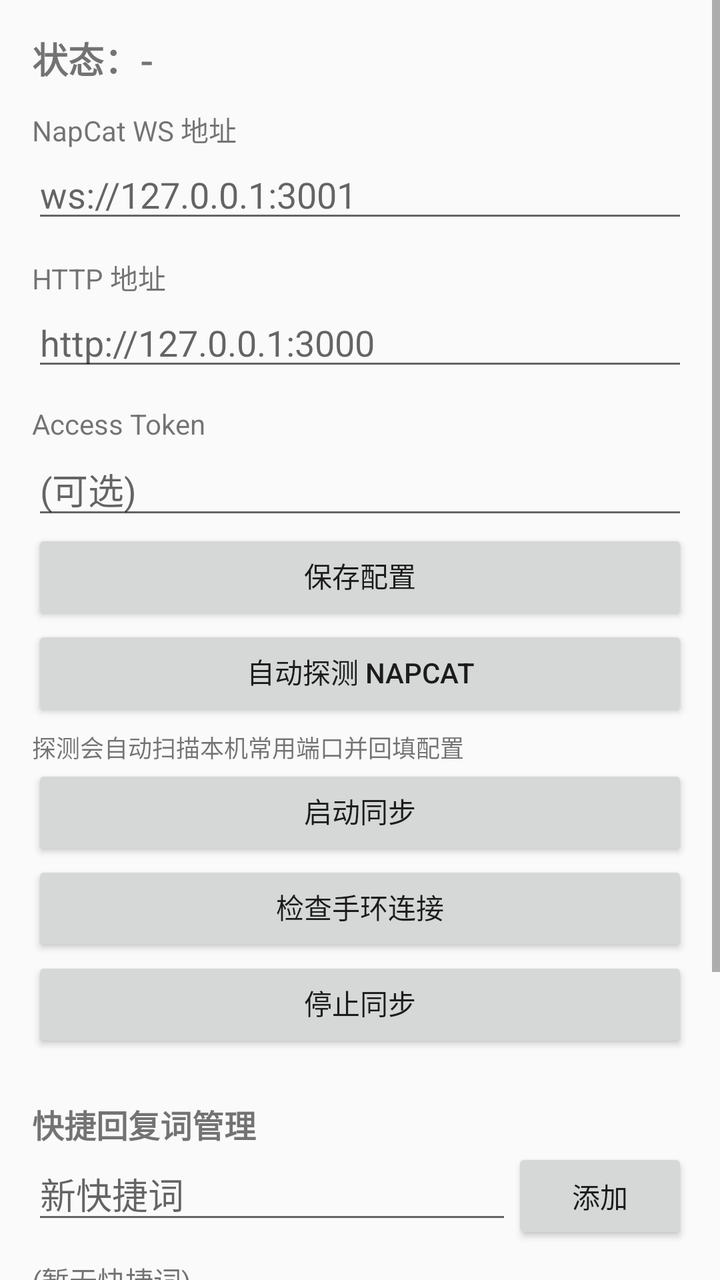
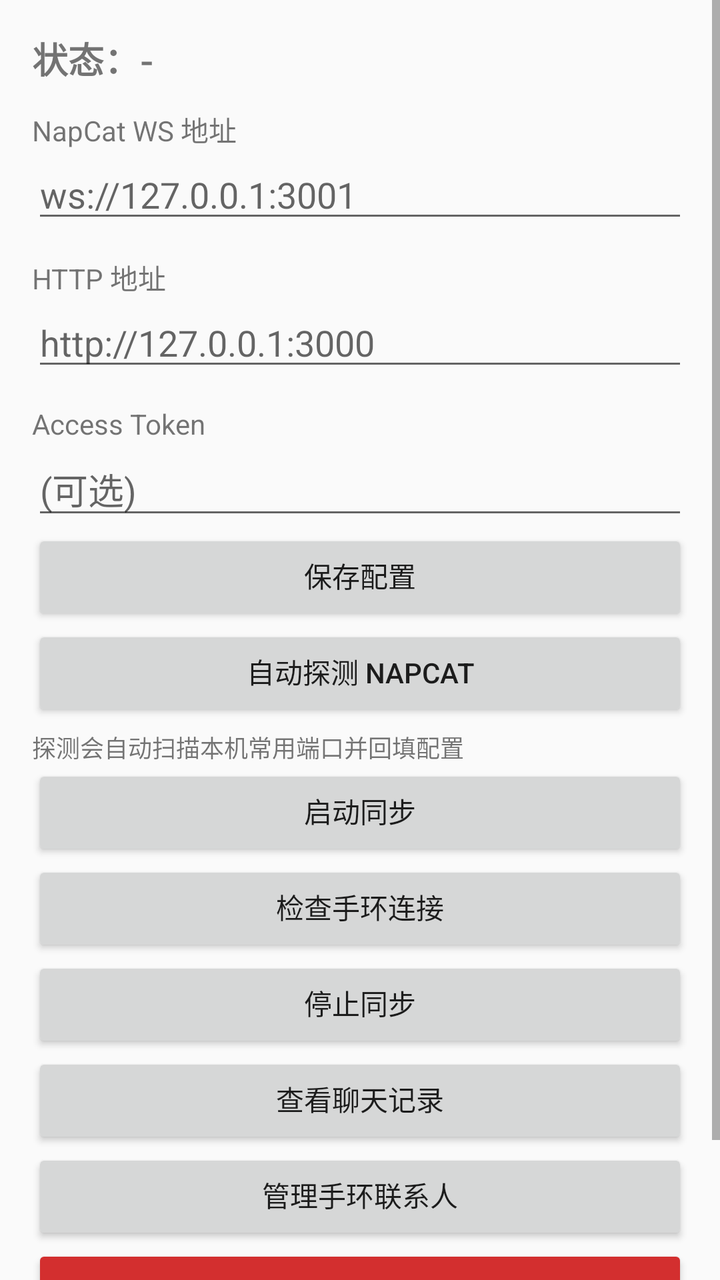

The first picture is an Android layout as it rendered before a commit; the second is the same layout after the commit. The layout source and the unified diff follow.
<!-- AndroidManifest.xml: application theme Theme.BandQQ -->
<!-- res/layout/activity_main.xml -->
<?xml version="1.0" encoding="utf-8"?>
<ScrollView xmlns:android="http://schemas.android.com/apk/res/android"
    android:layout_width="match_parent"
    android:layout_height="match_parent">

    <LinearLayout
        android:layout_width="match_parent"
        android:layout_height="wrap_content"
        android:orientation="vertical"
        android:padding="16dp">

        <TextView
            android:id="@+id/statusText"
            android:layout_width="wrap_content"
            android:layout_height="wrap_content"
            android:text="状态：-"
            android:textSize="18sp"
            android:textStyle="bold" />

        <TextView
            android:layout_width="wrap_content"
            android:layout_height="wrap_content"
            android:text="NapCat WS 地址"
            android:paddingTop="12dp" />

        <EditText
            android:id="@+id/wsInput"
            android:layout_width="match_parent"
            android:layout_height="wrap_content"
            android:hint="ws://127.0.0.1:3001" />

        <TextView
            android:layout_width="wrap_content"
            android:layout_height="wrap_content"
            android:text="HTTP 地址"
            android:paddingTop="12dp" />

        <EditText
            android:id="@+id/httpInput"
            android:layout_width="match_parent"
            android:layout_height="wrap_content"
            android:hint="http://127.0.0.1:3000" />

        <TextView
            android:layout_width="wrap_content"
            android:layout_height="wrap_content"
            android:text="Access Token"
            android:paddingTop="12dp" />

        <EditText
            android:id="@+id/tokenInput"
            android:layout_width="match_parent"
            android:layout_height="wrap_content"
            android:hint="(可选)" />

        <Button
            android:id="@+id/saveBtn"
            android:layout_width="match_parent"
            android:layout_height="wrap_content"
            android:text="保存配置"
            android:paddingTop="8dp" />

        <Button
            android:id="@+id/probeBtn"
            android:layout_width="match_parent"
            android:layout_height="wrap_content"
            android:text="自动探测 NapCat"
            android:paddingTop="8dp" />

        <TextView
            android:id="@+id/probeHint"
            android:layout_width="wrap_content"
            android:layout_height="wrap_content"
            android:text="探测会自动扫描本机常用端口并回填配置"
            android:textSize="12sp"
            android:paddingTop="4dp" />

        <Button
            android:id="@+id/startBtn"
            android:layout_width="match_parent"
            android:layout_height="wrap_content"
            android:text="启动同步"
            android:paddingTop="8dp" />

        <Button
            android:id="@+id/checkBandBtn"
            android:layout_width="match_parent"
            android:layout_height="wrap_content"
            android:text="检查手环连接"
            android:paddingTop="8dp" />

        <Button
            android:id="@+id/stopBtn"
            android:layout_width="match_parent"
            android:layout_height="wrap_content"
            android:text="停止同步"
            android:paddingTop="8dp" />

        <TextView
            android:layout_width="wrap_content"
            android:layout_height="wrap_content"
            android:text="快捷回复词管理"
            android:textSize="16sp"
            android:textStyle="bold"
            android:paddingTop="24dp" />

        <LinearLayout
            android:layout_width="match_parent"
            android:layout_height="wrap_content"
            android:orientation="horizontal">

            <EditText
                android:id="@+id/quickInput"
                android:layout_width="0dp"
                android:layout_height="wrap_content"
                android:layout_weight="1"
                android:hint="新快捷词" />

            <Button
                android:id="@+id/addQuickBtn"
                android:layout_width="wrap_content"
                android:layout_height="wrap_content"
                android:text="添加" />
        </LinearLayout>

        <TextView
            android:id="@+id/quickView"
            android:layout_width="match_parent"
            android:layout_height="wrap_content"
            android:text="(暂无快捷词)"
            android:textSize="14sp"
            android:paddingTop="8dp" />

        <Button
            android:id="@+id/chatHistoryBtn"
            android:layout_width="match_parent"
            android:layout_height="wrap_content"
            android:text="查看聊天记录"
            android:paddingTop="8dp" />

        <Button
            android:id="@+id/contactManagerBtn"
            android:layout_width="match_parent"
            android:layout_height="wrap_content"
            android:text="管理手环联系人"
            android:paddingTop="8dp" />

        <Button
            android:id="@+id/clearHistoryBtn"
            android:layout_width="match_parent"
            android:layout_height="wrap_content"
            android:text="清空全部聊天记录"
            android:backgroundTint="#D32F2F"
            android:textColor="#FFFFFF"
            android:paddingTop="12dp" />

        <TextView
            android:id="@+id/logView"
            android:layout_width="match_parent"
            android:layout_height="wrap_content"
            android:text=""
            android:textSize="12sp"
            android:paddingTop="16dp" />
    </LinearLayout>
</ScrollView>
<!-- resources referenced by this layout -->
<resources>
  <style name="Theme.BandQQ" parent="Theme.AppCompat.DayNight" />
</resources>

<!-- the commit's change to res/layout/activity_main.xml (unified diff, before → after) -->
@@ -96,41 +96,6 @@
             android:text="停止同步"
             android:paddingTop="8dp" />
 
-        <TextView
-            android:layout_width="wrap_content"
-            android:layout_height="wrap_content"
-            android:text="快捷回复词管理"
-            android:textSize="16sp"
-            android:textStyle="bold"
-            android:paddingTop="24dp" />
-
-        <LinearLayout
-            android:layout_width="match_parent"
-            android:layout_height="wrap_content"
-            android:orientation="horizontal">
-
-            <EditText
-                android:id="@+id/quickInput"
-                android:layout_width="0dp"
-                android:layout_height="wrap_content"
-                android:layout_weight="1"
-                android:hint="新快捷词" />
-
-            <Button
-                android:id="@+id/addQuickBtn"
-                android:layout_width="wrap_content"
-                android:layout_height="wrap_content"
-                android:text="添加" />
-        </LinearLayout>
-
-        <TextView
-            android:id="@+id/quickView"
-            android:layout_width="match_parent"
-            android:layout_height="wrap_content"
-            android:text="(暂无快捷词)"
-            android:textSize="14sp"
-            android:paddingTop="8dp" />
-
         <Button
             android:id="@+id/chatHistoryBtn"
             android:layout_width="match_parent"
